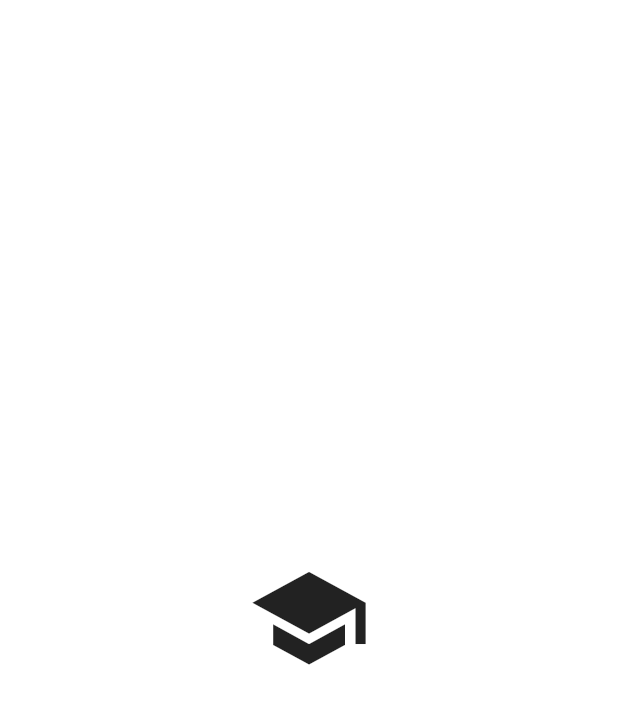
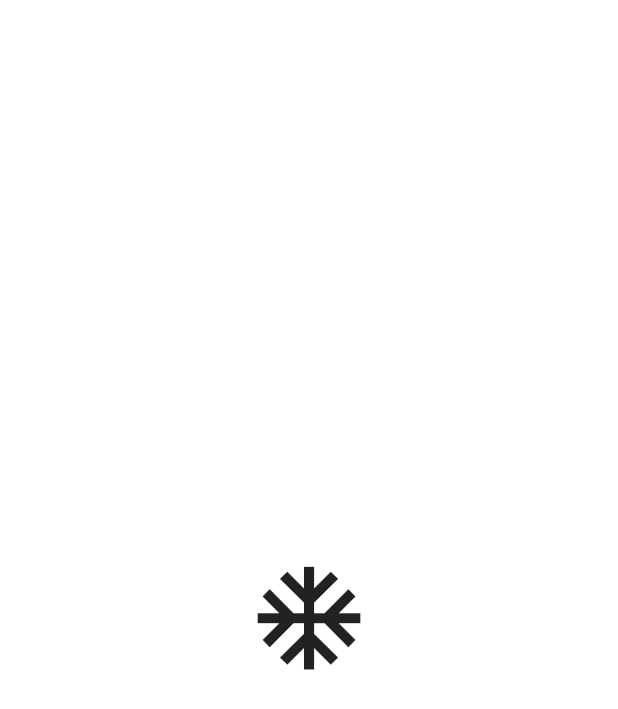
Before and after one commit to ARMADA-R/flutter_project, a Flutter app: the Splash screen opened by its route, on a phone screen of 412 x 824 dp. Shown: the top 709 px of the screen. Run offline on Flutter 3.47's test engine with Material 2 defaults, Android fonts, the light colour scheme and no system bars; drawn by our look-alikes of animated_splash_screen; our stand-ins replace flutter_image_slideshow, introduction_screen, shared_preferences; accounts and stored records are empty.

Commit message:
committed ghinwa

```diff
--- a/lib/screens/splash_screen.dart
+++ b/lib/screens/splash_screen.dart
@@ -32,8 +32,9 @@ class _SplashState extends State<Splash> {
 
     return Scaffold(
       body: AnimatedSplashScreen(
+
         nextScreen: IntroScreen(title: 'IntroScreen',),
-        splash: Icons.school,
+        splash: Icons.ac_unit_sharp,
         duration: 3000,
       ),
     );
```
